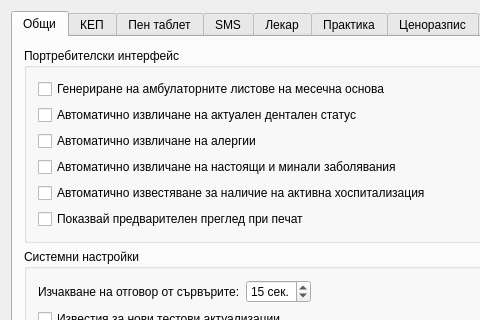
The window that src/View/Widgets/SettingsDialog.ui (thefinalcutbg/DinoDent) describes before a commit, drawn with Qt 5; both pictures show x 0 to 480 and y 0 to 320 of the 956 by 657 pixel window.
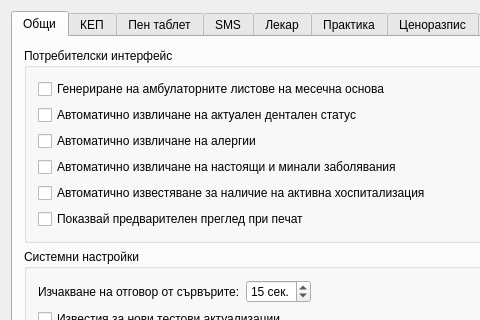
The same window after the commit. Custom widgets are drawn as their Qt base class.

What changed in the file:
```diff
--- a/src/View/Widgets/SettingsDialog.ui
+++ b/src/View/Widgets/SettingsDialog.ui
@@ -48,7 +48,7 @@
           </size>
          </property>
          <property name="title">
-          <string>Портребителски интерфейс</string>
+          <string>Потребителски интерфейс</string>
          </property>
          <layout class="QVBoxLayout" name="verticalLayout_27">
           <item>
```
